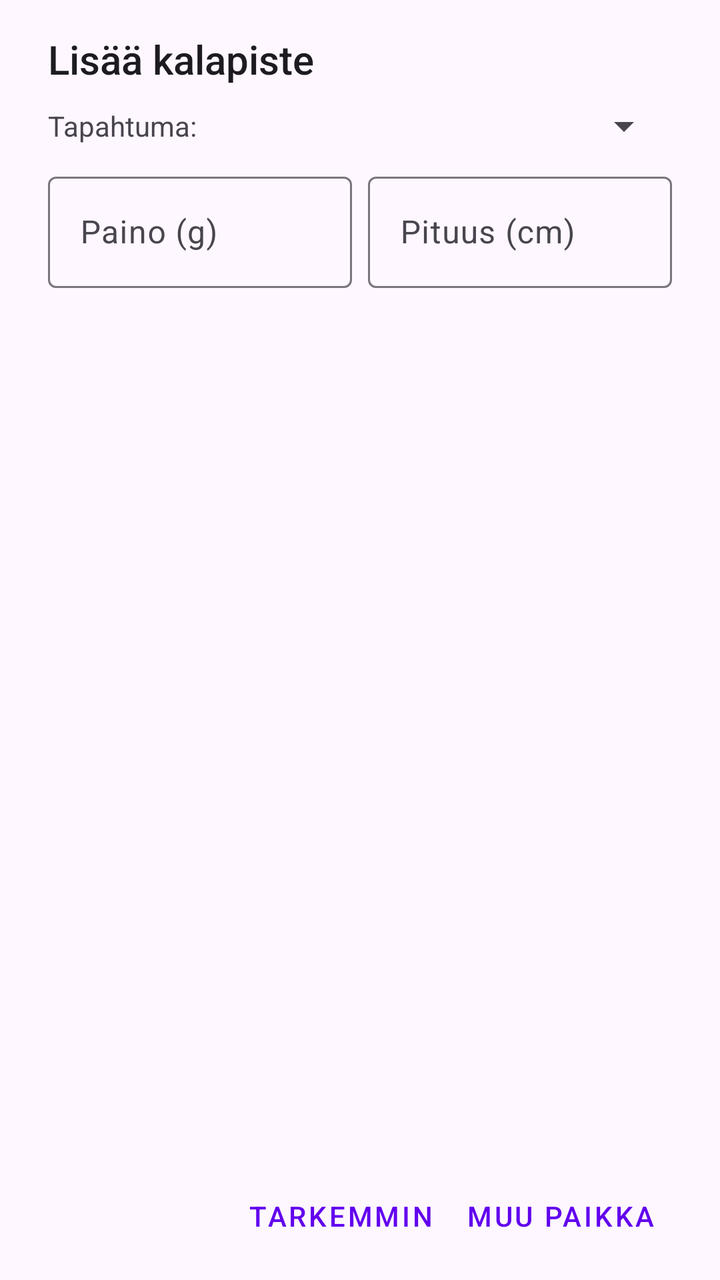
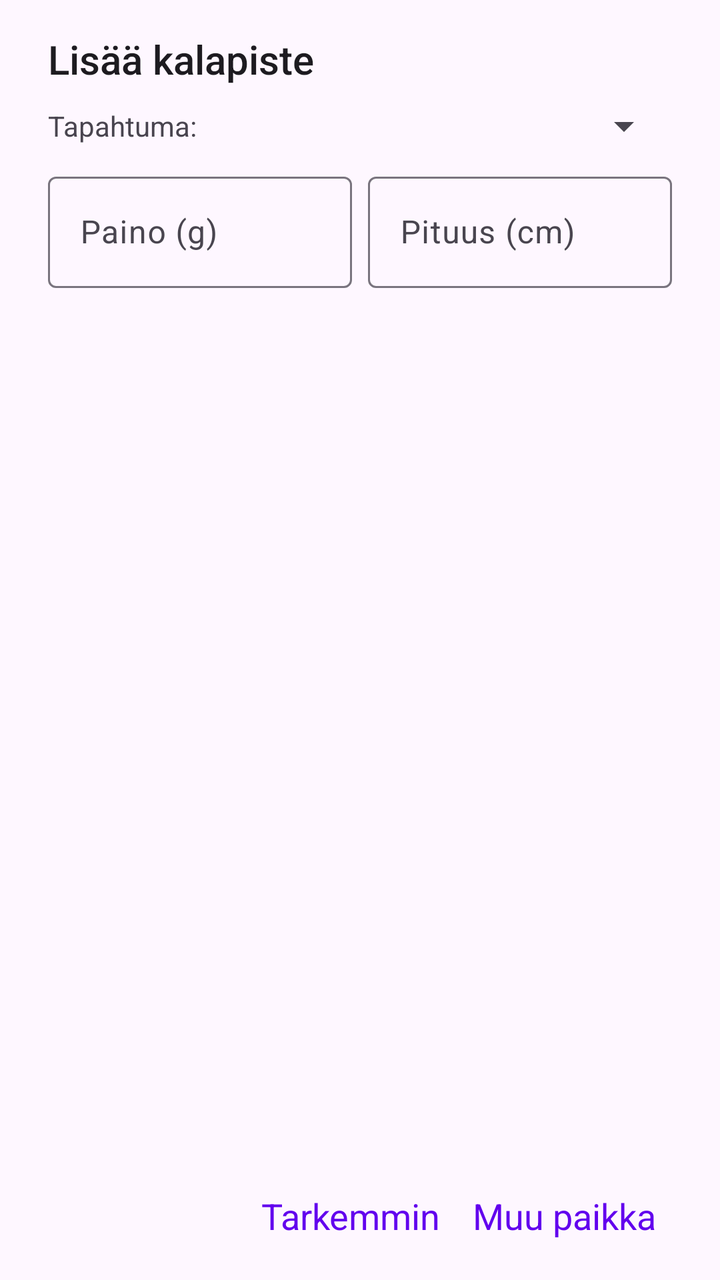

The first picture is an Android layout as it rendered before a commit; the second is the same layout after the commit. The layout source and the unified diff follow.
<!-- AndroidManifest.xml: application theme Theme.KalaKartta -->
<!-- res/layout/dialog_species_title.xml -->
<?xml version="1.0" encoding="utf-8"?>
<LinearLayout xmlns:android="http://schemas.android.com/apk/res/android"
    android:id="@+id/dialog_species_root"
    android:layout_width="match_parent"
    android:layout_height="match_parent"
    android:orientation="vertical"
    android:paddingStart="24dp"
    android:paddingTop="16dp"
    android:paddingEnd="24dp"
    android:paddingBottom="8dp">

    <TextView
        android:id="@+id/dialogTitle"
        android:layout_width="match_parent"
        android:layout_height="wrap_content"
        android:text="@string/add_catch"
        android:textAppearance="@style/TextAppearance.AppCompat.Title" />

    <com.google.android.material.textfield.TextInputLayout
        android:id="@+id/placeNameInputLayout"
        android:layout_width="match_parent"
        android:layout_height="wrap_content"
        android:hint="@string/place_name"
        android:layout_marginTop="8dp"
        android:visibility="gone">
        <com.google.android.material.textfield.TextInputEditText
            android:id="@+id/placeNameInput"
            android:layout_width="match_parent"
            android:layout_height="wrap_content"
            android:inputType="textCapSentences" />
    </com.google.android.material.textfield.TextInputLayout>

    <LinearLayout
        android:id="@+id/eventTypeContainer"
        android:layout_width="match_parent"
        android:layout_height="wrap_content"
        android:orientation="horizontal"
        android:layout_marginTop="8dp"
        android:gravity="center_vertical">

        <TextView
            android:layout_width="wrap_content"
            android:layout_height="wrap_content"
            android:text="Tapahtuma:"
            android:layout_marginEnd="8dp" />

        <Spinner
            android:id="@+id/eventTypeSpinner"
            android:layout_width="match_parent"
            android:layout_height="wrap_content" />

    </LinearLayout>

    <LinearLayout
        android:id="@+id/fishInputsLayout"
        android:layout_width="match_parent"
        android:layout_height="wrap_content"
        android:orientation="horizontal"
        android:layout_marginTop="8dp">

        <com.google.android.material.textfield.TextInputLayout
            android:layout_width="0dp"
            android:layout_height="wrap_content"
            android:layout_weight="1"
            android:hint="@string/weight"
            android:layout_marginEnd="4dp">
            <com.google.android.material.textfield.TextInputEditText
                android:id="@+id/weightInput"
                android:layout_width="match_parent"
                android:layout_height="wrap_content"
                android:inputType="number" />
        </com.google.android.material.textfield.TextInputLayout>

        <com.google.android.material.textfield.TextInputLayout
            android:layout_width="0dp"
            android:layout_height="wrap_content"
            android:layout_weight="1"
            android:hint="@string/length"
            android:layout_marginStart="4dp">
            <com.google.android.material.textfield.TextInputEditText
                android:id="@+id/lengthInput"
                android:layout_width="match_parent"
                android:layout_height="wrap_content"
                android:inputType="number" />
        </com.google.android.material.textfield.TextInputLayout>

    </LinearLayout>

    <TextView
        android:id="@+id/weatherStationInfo"
        android:layout_width="match_parent"
        android:layout_height="wrap_content"
        android:textSize="12sp"
        android:visibility="gone"
        android:layout_marginTop="2dp"
        android:textColor="?android:attr/textColorSecondary" />

    <LinearLayout
        android:layout_width="match_parent"
        android:layout_height="0dp"
        android:layout_weight="1"
        android:minHeight="200dp"
        android:orientation="vertical">
        <ListView
            android:id="@+id/speciesListView"
            android:layout_width="match_parent"
            android:layout_height="match_parent"
            android:divider="@null"
            android:dividerHeight="0dp" />
    </LinearLayout>

    <LinearLayout
        android:layout_width="match_parent"
        android:layout_height="wrap_content"
        android:orientation="horizontal"
        android:gravity="end"
        android:layout_marginTop="8dp">

        <com.google.android.material.button.MaterialButton
            android:id="@+id/addDetailedButton"
            style="@style/Widget.MaterialComponents.Button.TextButton"
            android:layout_width="wrap_content"
            android:layout_height="wrap_content"
            android:textColor="@color/button_text_color"
            android:text="@string/add_detailed" />

        <com.google.android.material.button.MaterialButton
            android:id="@+id/addOtherButton"
            style="@style/Widget.MaterialComponents.Button.TextButton"
            android:layout_width="wrap_content"
            android:layout_height="wrap_content"
            android:textColor="@color/button_text_color"
            android:text="@string/add_other" />

    </LinearLayout>

</LinearLayout>
<!-- resources referenced by this layout -->
<resources>
  <color name="button_text_color">#6200EE</color>
  <string name="add_catch">Lisää kalapiste</string>
  <string name="add_detailed">Tarkemmin</string>
  <string name="add_other">Muu paikka</string>
  <string name="length">Pituus (cm)</string>
  <string name="place_name">Paikan nimi</string>
  <string name="weight">Paino (g)</string>
  <style name="Theme.KalaKartta" parent="Base.Theme.KalaKartta" />
  <style name="Base.Theme.KalaKartta" parent="Theme.Material3.DayNight.NoActionBar">
          
          <item name="colorPrimary">#6200EE</item>
          <item name="colorOnPrimary">#FFFFFF</item>
          <item name="editTextStyle">@style/Widget.AppCompat.EditText</item>
          <item name="android:spinnerStyle">@style/Widget.AppCompat.Spinner</item>
      </style>
</resources>

<!-- the commit's change to res/layout/dialog_species_title.xml (unified diff, before → after) -->
@@ -119,17 +119,17 @@
         <com.google.android.material.button.MaterialButton
             android:id="@+id/addDetailedButton"
             style="@style/Widget.MaterialComponents.Button.TextButton"
+            android:textAppearance="@style/TextAppearance.KalaKartta.ActionLink"
             android:layout_width="wrap_content"
             android:layout_height="wrap_content"
-            android:textColor="@color/button_text_color"
             android:text="@string/add_detailed" />
 
         <com.google.android.material.button.MaterialButton
             android:id="@+id/addOtherButton"
             style="@style/Widget.MaterialComponents.Button.TextButton"
+            android:textAppearance="@style/TextAppearance.KalaKartta.ActionLink"
             android:layout_width="wrap_content"
             android:layout_height="wrap_content"
-            android:textColor="@color/button_text_color"
             android:text="@string/add_other" />
 
     </LinearLayout>
<!-- resource entries referenced after the edit -->
@@ -1,13 +1,19 @@
 <!-- resources referenced by this layout -->
 <resources>
-  <color name="button_text_color">#6200EE</color>
   <string name="add_catch">Lisää kalapiste</string>
   <string name="add_detailed">Tarkemmin</string>
   <string name="add_other">Muu paikka</string>
   <string name="length">Pituus (cm)</string>
   <string name="place_name">Paikan nimi</string>
   <string name="weight">Paino (g)</string>
+  <style name="TextAppearance.KalaKartta.ActionLink" parent="">
+          <item name="android:fontFamily">sans-serif</item>
+          <item name="android:textSize">18sp</item>
+          <item name="android:textColor">@color/link_color</item>
+          <item name="android:textStyle">normal</item>
+      </style>
   <style name="Theme.KalaKartta" parent="Base.Theme.KalaKartta" />
+  <color name="link_color">#6200EE</color>
   <style name="Base.Theme.KalaKartta" parent="Theme.Material3.DayNight.NoActionBar">
           
           <item name="colorPrimary">#6200EE</item>
